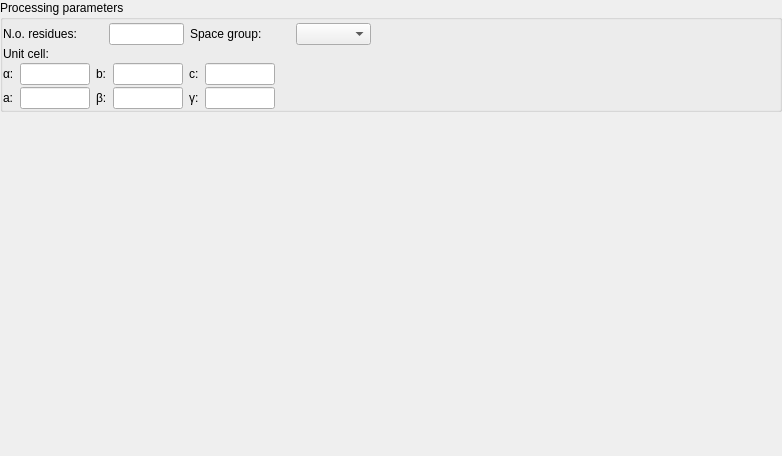
The window that Bricks/widgets/ui_files/Qt4_processing_widget_vertical_layout.ui (mxcube/mxcubeqt) describes before a commit, drawn with Qt 5.
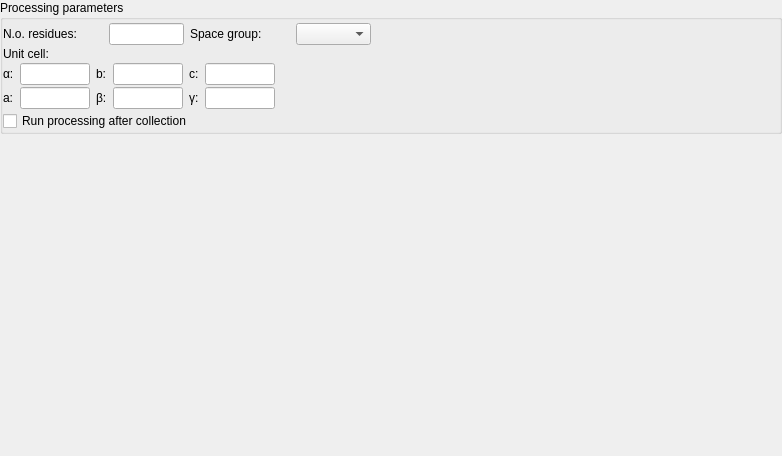
The same window after the commit.

What changed in the file:
```diff
--- a/Bricks/widgets/ui_files/Qt4_processing_widget_vertical_layout.ui
+++ b/Bricks/widgets/ui_files/Qt4_processing_widget_vertical_layout.ui
@@ -378,6 +378,13 @@
           </item>
          </layout>
         </item>
+        <item>
+         <widget class="QCheckBox" name="run_processing_cbox">
+          <property name="text">
+           <string>Run processing after collection</string>
+          </property>
+         </widget>
+        </item>
        </layout>
       </item>
       <item>
```
